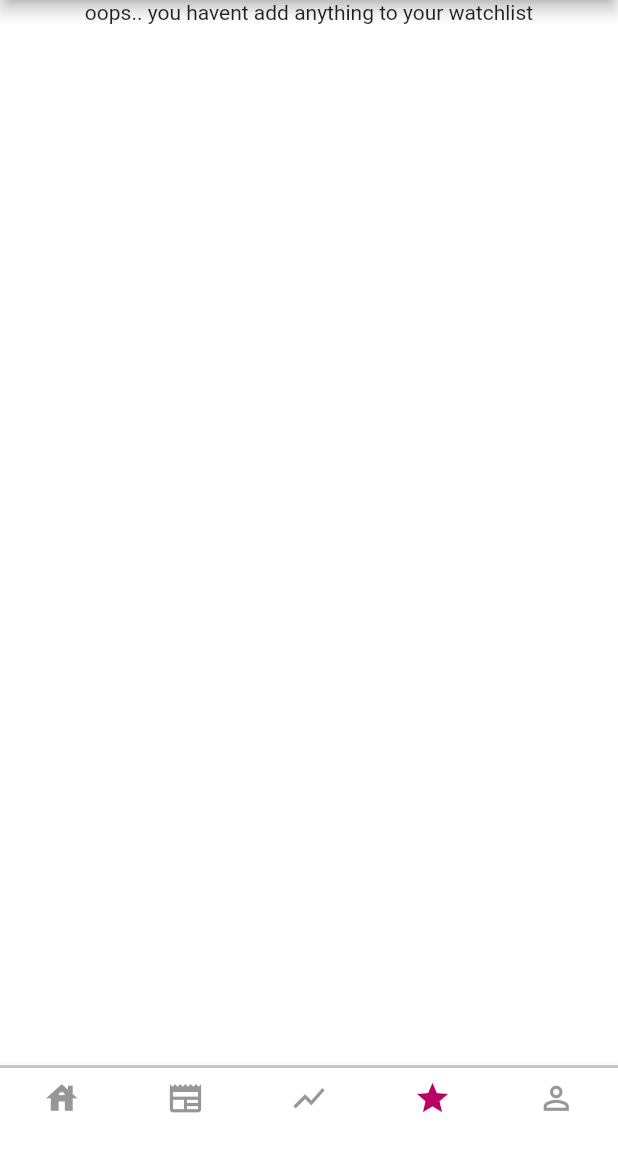
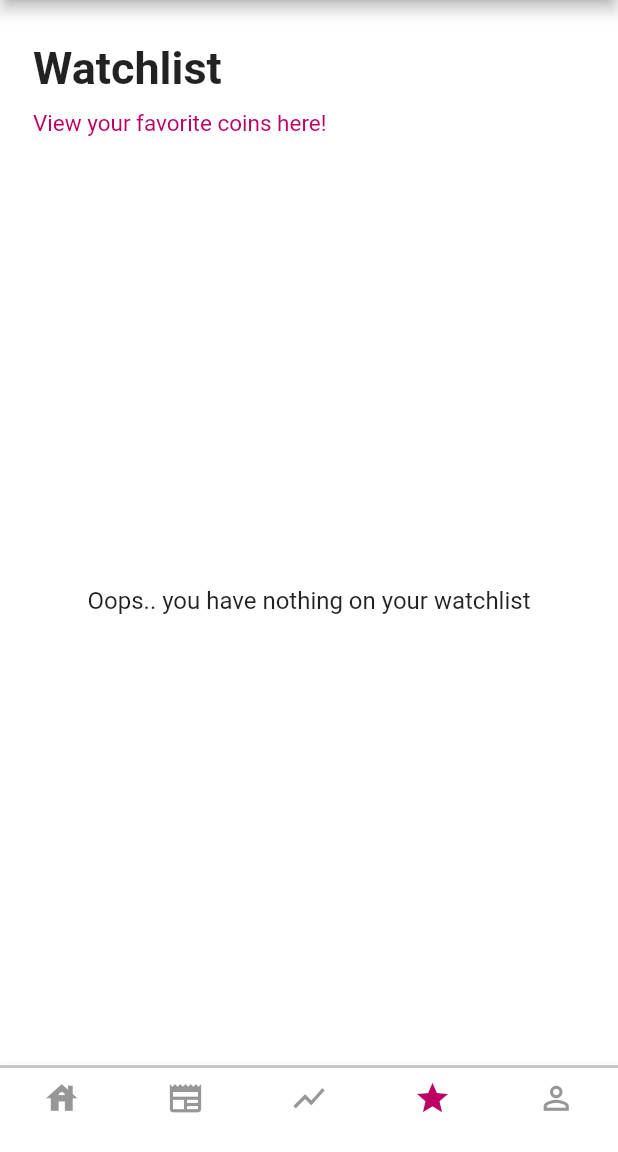
Before and after one commit to nornaleyda/DRC-CryptoPal-Mobile, a Flutter app: the screen it shows once a user with an empty profile is signed in, item 4 of the bottom bar chosen, on a phone screen of 412 x 824 dp, the part 84-1236 px from its top. Run offline on Flutter 3.47's test engine with Material 2 defaults, Android fonts, the light colour scheme and no system bars; our stand-ins replace cloud_firestore, firebase_auth, firebase_core, flutter_bloc, shared_preferences; accounts and stored records are empty; network calls fail.

Commit message:
adding favorite function

```diff
--- a/lib/cubit/bottom_navigation_cubit.dart.dart
+++ b/lib/cubit/bottom_navigation_cubit.dart.dart
@@ -56,7 +56,7 @@ class BottomNavigationBarCubit extends Cubit<int> {
         Navigator.pushReplacement(
           context,
           PageRouteBuilder(
-            pageBuilder: (context, anim1, anim2) => const UserAccount(),
+            pageBuilder: (context, anim1, anim2) => UserAccount(),
             transitionDuration: Duration.zero,
           ),
         );
--- a/lib/main.dart
+++ b/lib/main.dart
@@ -2,8 +2,11 @@ import 'package:firebase_auth/firebase_auth.dart';
 import 'package:firebase_core/firebase_core.dart';
 import 'package:flutter/material.dart';
 import 'package:flutter_bloc/flutter_bloc.dart';
+import 'package:projectbesquare/provider/watchlist_provider.dart';
 import 'package:projectbesquare/register/onboarding.dart';
 import 'package:projectbesquare/views/home.dart';
+import 'package:provider/provider.dart';
+
 import 'cubit/bottom_navigation_cubit.dart.dart';
 import 'firebase_options.dart';
 
@@ -12,7 +15,11 @@ void main() async {
   await Firebase.initializeApp(
     options: DefaultFirebaseOptions.currentPlatform,
   );
-  runApp(const MyApp());
+  Provider.debugCheckInvalidValueType = null;
+  runApp(ChangeNotifierProvider<FavoriteProvider>(
+    create: (context) => FavoriteProvider(),
+    child: const MyApp(),
+  ));
 }
 
 class MyApp extends StatelessWidget {
@@ -20,7 +27,11 @@ class MyApp extends StatelessWidget {
 
   @override
   Widget build(BuildContext context) {
-    return BlocProvider(
+    final emailController = TextEditingController();
+
+    return ChangeNotifierProvider<FavoriteProvider>(
+      create: (context) => FavoriteProvider(),
+      child: BlocProvider(
         create: (context) => BottomNavigationBarCubit(0),
         child: MaterialApp(
           debugShowCheckedModeBanner: false,
@@ -30,10 +41,12 @@ class MyApp extends StatelessWidget {
               if (snapshot.hasData) {
                 return const HomePage();
               } else {
-                return const OnboardingPage();
+                return OnboardingPage(emailController: emailController);
               }
             },
           ),
-        ));
+        ),
+      ),
+    );
   }
 }
--- a/lib/register/signup.dart
+++ b/lib/register/signup.dart
@@ -65,7 +65,7 @@ class _SignUpState extends State<SignUp> {
                   Navigator.of(context).pop();
                   Navigator.pushReplacement(
                     context,
-                    MaterialPageRoute(builder: (context) => const Login()),
+                    MaterialPageRoute(builder: (context) => Login(emailController: emailController,)),
                   );
                 },
               ),
@@ -270,7 +270,7 @@ class _SignUpState extends State<SignUp> {
                 onPressed: () {
                   Navigator.pushReplacement(
                     context,
-                    MaterialPageRoute(builder: (context) => const Login()),
+                    MaterialPageRoute(builder: (context) => Login(emailController: emailController,)),
                   );
                 },
                 child: RichText(
--- a/lib/views/market.dart
+++ b/lib/views/market.dart
@@ -1,5 +1,6 @@
 import 'package:flutter/material.dart';
 import 'package:flutter_bloc/flutter_bloc.dart';
+
 import '../api/market_api.dart';
 import '../body/market_body.dart';
 import '../cubit/bottom_navigation_cubit.dart.dart';
@@ -64,6 +65,7 @@ class _MarketPageState extends State<MarketPage> {
                       style:
                           TextStyle(fontSize: 30, fontWeight: FontWeight.bold),
                     ),
+
                   ],
                 ),
               ),
@@ -185,7 +187,7 @@ class _MarketPageState extends State<MarketPage> {
                                 change: currency.change,
                                 percent: currency.percent,
                                 imageUrl: currency.imageUrl,
-                            ),
+                                marketCap: currency.marketCap),
                           );
                         },
                       ),
--- a/lib/views/watchlist.dart
+++ b/lib/views/watchlist.dart
@@ -1,11 +1,34 @@
+import 'package:firebase_auth/firebase_auth.dart';
 import 'package:flutter/material.dart';
 import 'package:flutter_bloc/flutter_bloc.dart';
+import 'package:provider/provider.dart';
 
+import '../body/market_body.dart';
 import '../cubit/bottom_navigation_cubit.dart.dart';
+import '../provider/watchlist_provider.dart';
 import '../widget/bottom_navigation.dart';
+import '../widget/market_card.dart';
 
-class WatchList extends StatelessWidget {
+class WatchList extends StatefulWidget {
   const WatchList({Key? key}) : super(key: key);
+
+  _WatchListState createState() => _WatchListState();
+}
+
+class _WatchListState extends State<WatchList> {
+  bool _isLoading = true;
+  bool _isError = false;
+
+  @override
+  void initState() {
+    super.initState();
+    final favoriteProvider = Provider.of<FavoriteProvider>(context, listen: false);
+    favoriteProvider.fetchFavorites().then((_) {
+      setState(() {
+        _isLoading = false;
+      });
+    });
+  }
 
   @override
   Widget build(BuildContext context) {
@@ -19,16 +42,89 @@ class WatchList extends StatelessWidget {
           title: const Text('CryptoPal'),
           centerTitle: true,
         ),
-          body: ListView(
+        body: Padding(
+          padding: const EdgeInsets.all(10.0),
+          child: Column(
+            crossAxisAlignment: CrossAxisAlignment.start,
             children: [
-              Column(
+              Padding(
+                padding: const EdgeInsets.only(top: 18.0, left: 12.0),
+                child: Column(
                   children: const [
-                  Text('oops.. you havent add anything to your watchlist')
-                ],
-              )
+                    Text(
+                      'Watchlist',
+                      textAlign: TextAlign.start,
+                      style: TextStyle(fontSize: 30, fontWeight: FontWeight.bold),
+                    ),
                   ],
                 ),
+              ),
+              Padding(
+                padding: const EdgeInsets.only(top: 10.0, left: 12.0),
+                child: Column(
+                  children: const [
+                    Text(
+                      'View your favorite coins here!',
+                      style: TextStyle(fontSize: 15, color: Color(0xFFBB0163)),
+                    ),
+                  ],
+                ),
+              ),
+              const SizedBox(
+                height: 10,
+              ),
+              Expanded(
+                child: Consumer<FavoriteProvider>(
+                  builder: (context, provider, _) {
+                    final favoriteItems = provider.favoriteItems;
+
+                    if (favoriteItems.isEmpty) {
+                      return const Center(
+                        child: Padding(
+                          padding: EdgeInsets.all(18.0),
+                          child: Text(
+                            "Oops.. you have nothing on your watchlist",
+                            style: TextStyle(fontSize: 16),
+                          ),
+                        ),
+                      );
+                    }
+
+                    return ListView.builder(
+                      itemCount: favoriteItems.length,
+                      itemBuilder: (context, index) {
+                        final item = favoriteItems[index];
+                        return GestureDetector(
+                          onTap: () {
+                            Navigator.push(
+                              context,
+                              MaterialPageRoute(
+                                builder: (context) => CryptoDescr(
+                                  currency: item,
+                                ),
+                              ),
+                            );
+                          },
+                          child: MarketCard(
+                            name: item.name,
+                            symbol: item.symbol,
+                            price: item.price,
+                            change: item.change,
+                            percent: item.percent,
+                            imageUrl: item.imageUrl,
+                            marketCap: item.marketCap,
+                          ),
+                        );
+                      },
+                    );
+                  },
+                ),
+              ),
+            ],
+          ),
+        ),
         bottomNavigationBar: const BottomNavigation(),
-        ));
+      ),
+    );
   }
 }
--- a/pubspec.yaml
+++ b/pubspec.yaml
@@ -41,6 +41,8 @@ dependencies:
   equatable: ^2.0.5
   flutter_icons: ^1.1.0
   provider: ^6.0.5
+  cloud_firestore: ^4.8.2
+  shared_preferences: ^2.2.0
 
 dev_dependencies:
   flutter_test:
```
Also changed, not shown: lib/body/market_body.dart (+7 -7 lines), lib/model/market_model.dart (+50 -15 lines), lib/provider/watchlist_provider.dart (+77 -13 lines), lib/register/database.dart (added, +71 -0 lines), lib/register/login.dart (+8 -7 lines), lib/register/onboarding.dart (+6 -2 lines), lib/views/profile.dart (+6 -2 lines), lib/widget/market_body_card.dart (+31 -4 lines), lib/widget/market_card.dart (+12 -17 lines), 2 other files. Lines whose indentation alone changed are shown as unchanged.
